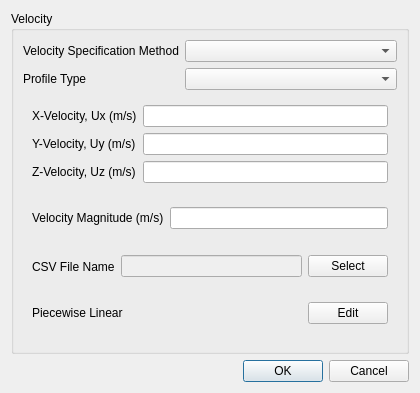
Old version of the form baramFlow/view/setup/boundary_conditions/velocity_inlet_dialog.ui in the repository nextfoam/baram.
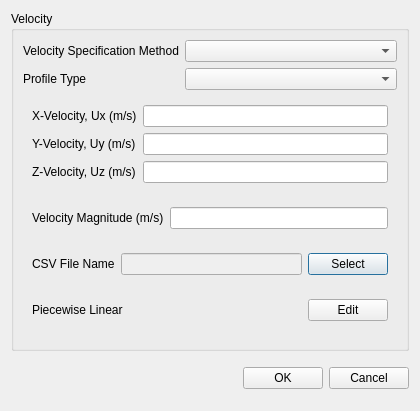
New version of the form.

Patch:
```diff
--- a/baramFlow/view/setup/boundary_conditions/velocity_inlet_dialog.ui
+++ b/baramFlow/view/setup/boundary_conditions/velocity_inlet_dialog.ui
@@ -7,7 +7,7 @@
     <x>0</x>
     <y>0</y>
     <width>420</width>
-    <height>393</height>
+    <height>411</height>
    </rect>
   </property>
   <property name="minimumSize">
@@ -227,13 +227,39 @@
     </widget>
    </item>
    <item>
-    <widget class="QDialogButtonBox" name="buttonBox">
-     <property name="orientation">
-      <enum>Qt::Horizontal</enum>
-     </property>
-     <property name="standardButtons">
-      <set>QDialogButtonBox::Cancel|QDialogButtonBox::Ok</set>
-     </property>
+    <widget class="QWidget" name="widget_4" native="true">
+     <layout class="QHBoxLayout" name="horizontalLayout_3">
+      <property name="rightMargin">
+       <number>0</number>
+      </property>
+      <item>
+       <spacer name="horizontalSpacer_2">
+        <property name="orientation">
+         <enum>Qt::Horizontal</enum>
+        </property>
+        <property name="sizeHint" stdset="0">
+         <size>
+          <width>208</width>
+          <height>20</height>
+         </size>
+        </property>
+       </spacer>
+      </item>
+      <item>
+       <widget class="QPushButton" name="ok">
+        <property name="text">
+         <string>OK</string>
+        </property>
+       </widget>
+      </item>
+      <item>
+       <widget class="QPushButton" name="cancel">
+        <property name="text">
+         <string>Cancel</string>
+        </property>
+       </widget>
+      </item>
+     </layout>
     </widget>
    </item>
   </layout>
```
Left out of the diff: 28 changed lines with no effect on the pictures.
